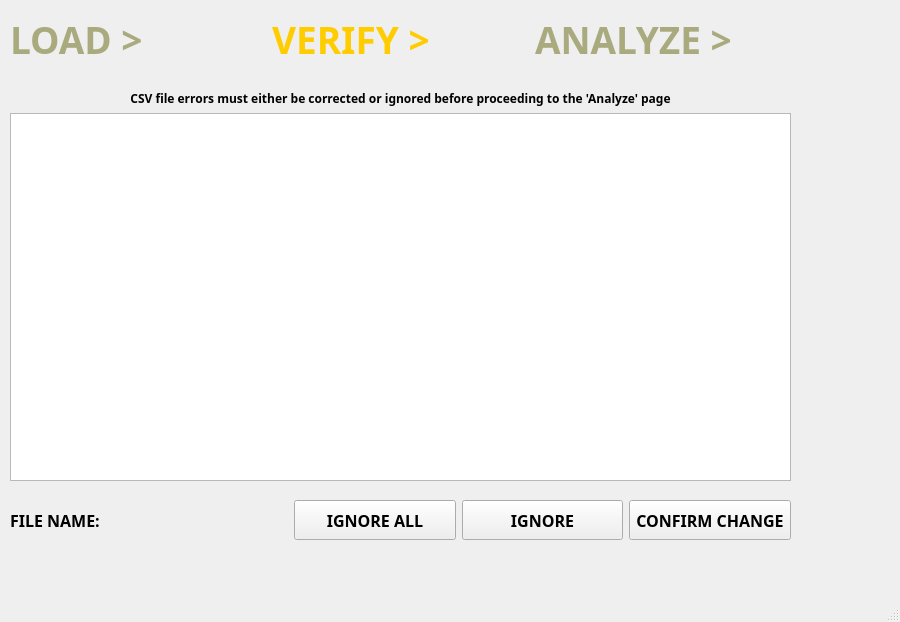
JRWu/DataAggregation, file Project/AppleProject/verify_csv.ui: the form before one commit.
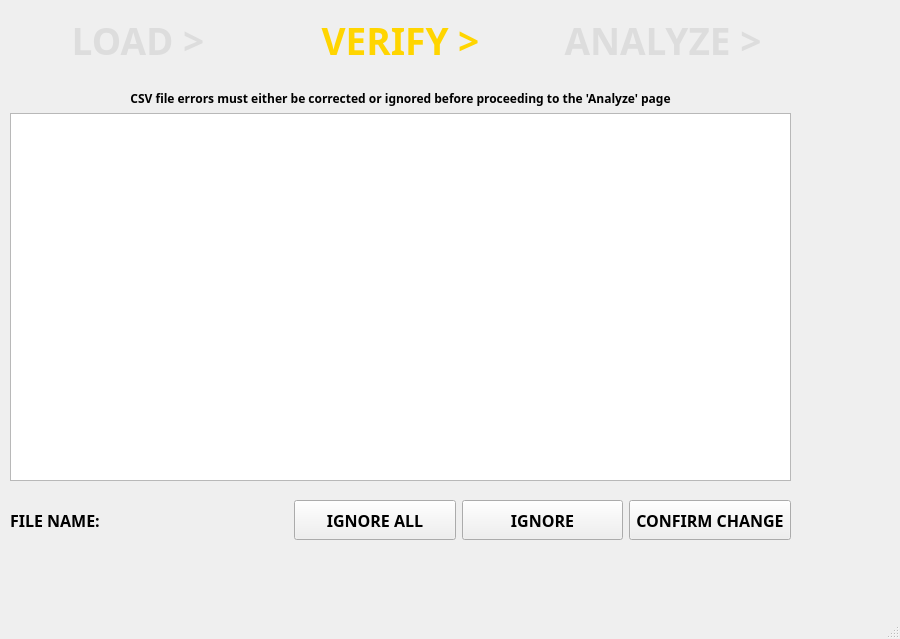
The form after the commit.

Commit message: change navigation from labels to buttons on ui pages

The edit to the form file:
```diff
--- a/Project/AppleProject/verify_csv.ui
+++ b/Project/AppleProject/verify_csv.ui
@@ -6,8 +6,8 @@
    <rect>
     <x>0</x>
     <y>0</y>
-    <width>800</width>
-    <height>600</height>
+    <width>900</width>
+    <height>639</height>
    </rect>
   </property>
   <property name="windowTitle">
@@ -31,44 +31,185 @@
     </property>
     <layout class="QHBoxLayout" name="navigation_area">
      <item>
-      <widget class="QLabel" name="load_label">
+      <widget class="QPushButton" name="load_btn">
+       <property name="maximumSize">
+        <size>
+         <width>16777215</width>
+         <height>50</height>
+        </size>
+       </property>
+       <property name="palette">
+        <palette>
+         <active>
+          <colorrole role="ButtonText">
+           <brush brushstyle="SolidPattern">
+            <color alpha="255">
+             <red>221</red>
+             <green>221</green>
+             <blue>221</blue>
+            </color>
+           </brush>
+          </colorrole>
+         </active>
+         <inactive>
+          <colorrole role="ButtonText">
+           <brush brushstyle="SolidPattern">
+            <color alpha="255">
+             <red>221</red>
+             <green>221</green>
+             <blue>221</blue>
+            </color>
+           </brush>
+          </colorrole>
+         </inactive>
+         <disabled>
+          <colorrole role="ButtonText">
+           <brush brushstyle="SolidPattern">
+            <color alpha="255">
+             <red>120</red>
+             <green>120</green>
+             <blue>120</blue>
+            </color>
+           </brush>
+          </colorrole>
+         </disabled>
+        </palette>
+       </property>
        <property name="font">
         <font>
          <family>Arial Black</family>
+         <pointsize>28</pointsize>
          <weight>75</weight>
          <bold>true</bold>
         </font>
        </property>
        <property name="text">
-        <string>&lt;html&gt;&lt;head/&gt;&lt;body&gt;&lt;p&gt;&lt;span style=&quot; font-size:28pt; font-weight:600; color:#aaaa7f;&quot;&gt;LOAD &amp;gt;&lt;/span&gt;&lt;/p&gt;&lt;/body&gt;&lt;/html&gt;</string>
+        <string>LOAD &gt;</string>
        </property>
+       <property name="flat">
+        <bool>true</bool>
+       </property>
       </widget>
      </item>
      <item>
-      <widget class="QLabel" name="verify_label">
+      <widget class="QPushButton" name="verify_btn">
+       <property name="maximumSize">
+        <size>
+         <width>16777215</width>
+         <height>50</height>
+        </size>
+       </property>
+       <property name="palette">
+        <palette>
+         <active>
+          <colorrole role="ButtonText">
+           <brush brushstyle="SolidPattern">
+            <color alpha="255">
+             <red>255</red>
+             <green>213</green>
+             <blue>0</blue>
+            </color>
+           </brush>
+          </colorrole>
+         </active>
+         <inactive>
+          <colorrole role="ButtonText">
+           <brush brushstyle="SolidPattern">
+            <color alpha="255">
+             <red>255</red>
+             <green>213</green>
+             <blue>0</blue>
+            </color>
+           </brush>
+          </colorrole>
+         </inactive>
+         <disabled>
+          <colorrole role="ButtonText">
+           <brush brushstyle="SolidPattern">
+            <color alpha="255">
+             <red>120</red>
+             <green>120</green>
+             <blue>120</blue>
+            </color>
+           </brush>
+          </colorrole>
+         </disabled>
+        </palette>
+       </property>
        <property name="font">
         <font>
          <family>Arial Black</family>
+         <pointsize>28</pointsize>
          <weight>75</weight>
          <bold>true</bold>
         </font>
        </property>
        <property name="text">
-        <string>&lt;html&gt;&lt;head/&gt;&lt;body&gt;&lt;p&gt;&lt;span style=&quot; font-size:28pt; font-weight:600; color:#ffcc00;&quot;&gt;VERIFY &amp;gt;&lt;/span&gt;&lt;/p&gt;&lt;/body&gt;&lt;/html&gt;</string>
+        <string>VERIFY &gt;</string>
        </property>
+       <property name="flat">
+        <bool>true</bool>
+       </property>
       </widget>
      </item>
      <item>
-      <widget class="QLabel" name="analyze_label">
+      <widget class="QPushButton" name="analyze_btn">
+       <property name="maximumSize">
+        <size>
+         <width>16777215</width>
+         <height>50</height>
+        </size>
+       </property>
+       <property name="palette">
+        <palette>
+         <active>
+          <colorrole role="ButtonText">
+           <brush brushstyle="SolidPattern">
+            <color alpha="255">
+             <red>221</red>
+             <green>221</green>
+             <blue>221</blue>
+            </color>
+           </brush>
+          </colorrole>
+         </active>
+         <inactive>
+          <colorrole role="ButtonText">
+           <brush brushstyle="SolidPattern">
+            <color alpha="255">
+             <red>221</red>
+             <green>221</green>
+             <blue>221</blue>
+            </color>
+           </brush>
+          </colorrole>
+         </inactive>
+         <disabled>
+          <colorrole role="ButtonText">
+           <brush brushstyle="SolidPattern">
+            <color alpha="255">
+             <red>120</red>
+             <green>120</green>
+             <blue>120</blue>
+            </color>
+           </brush>
+          </colorrole>
+         </disabled>
+        </palette>
+       </property>
        <property name="font">
         <font>
          <family>Arial Black</family>
+         <pointsize>28</pointsize>
          <weight>75</weight>
          <bold>true</bold>
         </font>
        </property>
        <property name="text">
-        <string>&lt;html&gt;&lt;head/&gt;&lt;body&gt;&lt;p&gt;&lt;span style=&quot; font-size:28pt; font-weight:600; color:#aaaa7f;&quot;&gt;ANALYZE &amp;gt;&lt;/span&gt;&lt;/p&gt;&lt;/body&gt;&lt;/html&gt;</string>
+        <string>ANALYZE &gt;</string>
+       </property>
+       <property name="flat">
+        <bool>true</bool>
        </property>
       </widget>
      </item>
```
Left out of the diff: 2 changed lines with no effect on the pictures. The commit also changes 42 other files.
